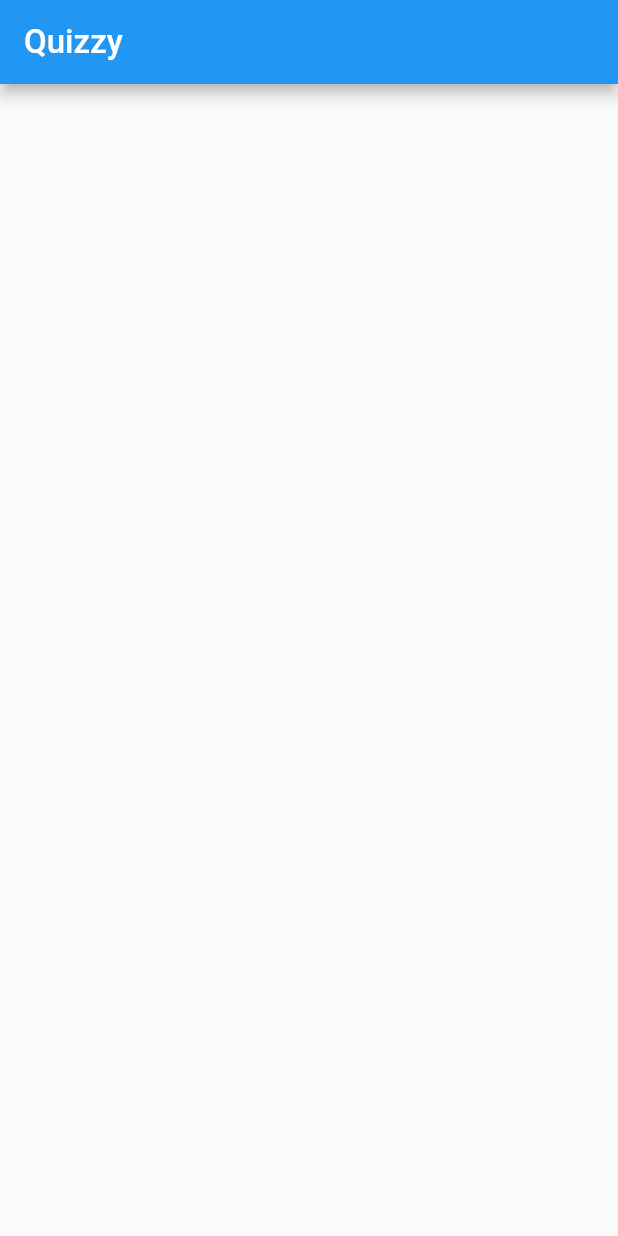
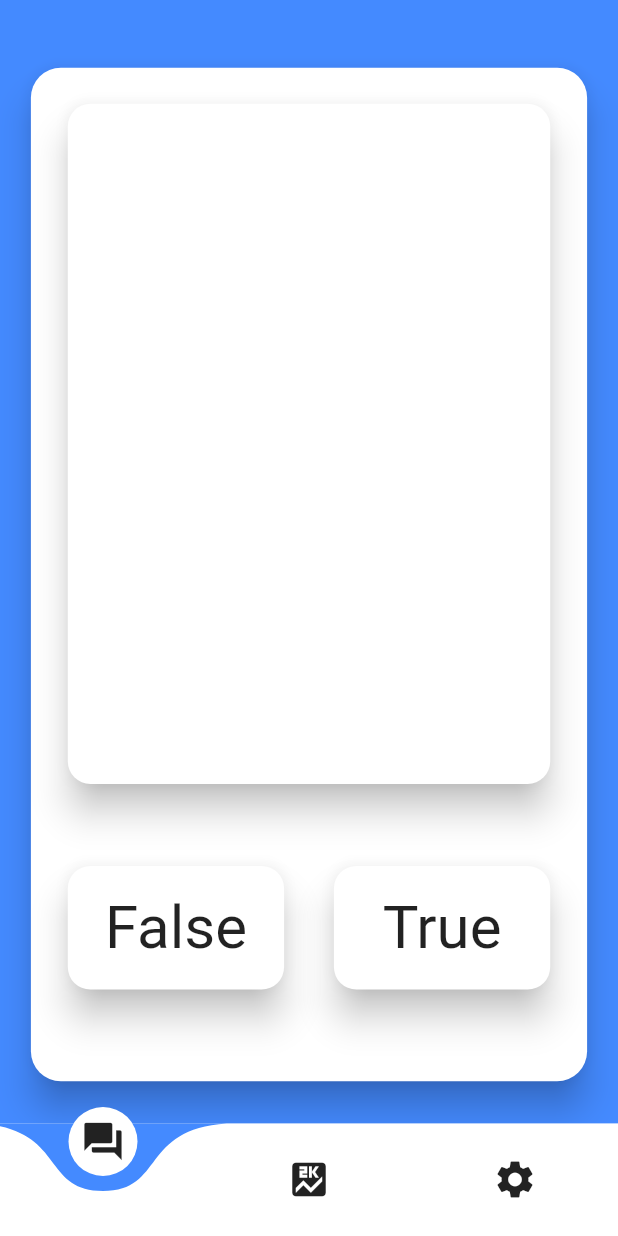
Before and after one commit to saurabhguptarock/Quizzy, a Flutter app: the screen it shows after launch, on a phone screen of 412 x 824 dp. Run offline on Flutter 3.47's test engine with Material 2 defaults, Android fonts, the phone set to English and light mode, and no system bars; drawn by our look-alikes of curved_navigation_bar.

Commit message:
Made quiz page and added bottom navigation bar.

```diff
--- a/lib/main.dart
+++ b/lib/main.dart
@@ -1,4 +1,8 @@
 import 'package:flutter/material.dart';
+import 'package:quizzy/quiz_page.dart';
+import 'score_page.dart';
+import 'settings.dart';
+import 'package:curved_navigation_bar/curved_navigation_bar.dart';
 
 void main() => runApp(MyApp());
 
@@ -8,7 +12,23 @@ class MyApp extends StatefulWidget {
 }
 
 class _MyAppState extends State<MyApp> {
-  String dropdownValue = 'One';
+  int _currentindex = 0;
+  Widget callPage(int i) {
+    switch (i) {
+      case 0:
+        return QuizPage();
+        break;
+      case 1:
+        return ScorePage();
+        break;
+      case 2:
+        return SettingsPage();
+        break;
+      default:
+        return QuizPage();
+    }
+  }
+
   @override
   Widget build(BuildContext context) {
     return MaterialApp(
@@ -16,15 +36,20 @@ class _MyAppState extends State<MyApp> {
         primarySwatch: Colors.blue,
       ),
       home: Scaffold(
-        appBar: AppBar(
-          title: Text(
-            'Quizzy',
-            style: TextStyle(
-              fontSize: 22,
-              fontFamily: '',
-            ),
-          ),
+        bottomNavigationBar: CurvedNavigationBar(
+          backgroundColor: Colors.blueAccent,
+          items: <Widget>[
+            Icon(Icons.question_answer, size: 30),
+            Icon(Icons.score, size: 30),
+            Icon(Icons.settings, size: 30),
+          ],
+          onTap: (index) {
+            setState(() {
+              _currentindex = index;
+            });
+          },
         ),
+        body: callPage(_currentindex),
       ),
     );
   }
--- /dev/null
+++ b/lib/quiz_card.dart
@@ -0,0 +1,112 @@
+import 'package:flutter/material.dart';
+
+class QuizCard extends StatefulWidget {
+  @override
+  _QuizCardState createState() => _QuizCardState();
+}
+
+class _QuizCardState extends State<QuizCard> {
+  bool _selectedButton = false;
+  @override
+  Widget build(BuildContext context) {
+    return Center(
+      child: Column(
+        children: <Widget>[
+          SizedBox(
+            height: MediaQuery.of(context).size.height * 0.05,
+          ),
+          Card(
+            shape: RoundedRectangleBorder(
+              borderRadius: BorderRadius.circular(20.0),
+            ),
+            elevation: 10,
+            child: Container(
+              width: MediaQuery.of(context).size.width * 0.9,
+              height: MediaQuery.of(context).size.height * 0.82,
+              child: Padding(
+                padding: const EdgeInsets.symmetric(vertical: 20),
+                child: Column(
+                    mainAxisAlignment: MainAxisAlignment.spaceBetween,
+                    children: <Widget>[
+                      Container(
+                        width: MediaQuery.of(context).size.width * 0.8,
+                        height: MediaQuery.of(context).size.height * 0.56,
+                        child: Card(
+                          shape: RoundedRectangleBorder(
+                            borderRadius: BorderRadius.circular(15.0),
+                          ),
+                          elevation: 10,
+                        ),
+                      ),
+                      Container(
+                        width: MediaQuery.of(context).size.width * 0.8,
+                        height: MediaQuery.of(context).size.height * 0.2,
+                        child: Row(
+                          mainAxisAlignment: MainAxisAlignment.spaceBetween,
+                          children: <Widget>[
+                            Card(
+                              shape: RoundedRectangleBorder(
+                                borderRadius: BorderRadius.circular(15.0),
+                              ),
+                              elevation: 10,
+                              child: InkWell(
+                                borderRadius: BorderRadius.circular(15.0),
+                                onTap: () {
+                                  setState(() {
+                                    _selectedButton = false;
+                                  });
+                                },
+                                child: Container(
+                                  width:
+                                      MediaQuery.of(context).size.width * 0.35,
+                                  height:
+                                      MediaQuery.of(context).size.height * 0.1,
+                                  child: Center(
+                                    child: Text(
+                                      'False',
+                                      style: TextStyle(
+                                          fontFamily: '', fontSize: 40),
+                                    ),
+                                  ),
+                                ),
+                              ),
+                            ),
+                            Card(
+                              shape: RoundedRectangleBorder(
+                                borderRadius: BorderRadius.circular(15.0),
+                              ),
+                              elevation: 10,
+                              child: InkWell(
+                                borderRadius: BorderRadius.circular(15.0),
+                                onTap: () {
+                                  setState(() {
+                                    _selectedButton = true;
+                                  });
+                                },
+                                child: Container(
+                                  width:
+                                      MediaQuery.of(context).size.width * 0.35,
+                                  height:
+                                      MediaQuery.of(context).size.height * 0.1,
+                                  child: Center(
+                                    child: Text(
+                                      'True',
+                                      style: TextStyle(
+                                          fontFamily: '', fontSize: 40),
+                                    ),
+                                  ),
+                                ),
+                              ),
+                            ),
+                          ],
+                        ),
+                      ),
+                    ]),
+              ),
+            ),
+          ),
+        ],
+      ),
+    );
+  }
+}
--- /dev/null
+++ b/lib/quiz_page.dart
@@ -0,0 +1,19 @@
+import 'package:flutter/material.dart';
+import 'quiz_card.dart';
+
+class QuizPage extends StatefulWidget {
+  @override
+  _QuizPageState createState() => _QuizPageState();
+}
+
+class _QuizPageState extends State<QuizPage> {
+  @override
+  Widget build(BuildContext context) {
+    return Container(
+      color: Colors.blueAccent,
+      child: Stack(
+        children: <Widget>[QuizCard()],
+      ),
+    );
+  }
+}
--- /dev/null
+++ b/lib/score_page.dart
@@ -0,0 +1,16 @@
+import 'package:flutter/material.dart';
+
+class ScorePage extends StatefulWidget {
+  @override
+  _ScorePageState createState() => _ScorePageState();
+}
+
+class _ScorePageState extends State<ScorePage> {
+  @override
+  Widget build(BuildContext context) {
+    return Container(
+      child: Center(child: Text('Score')),
+      color: Colors.blueAccent,
+    );
+  }
+}
--- /dev/null
+++ b/lib/settings.dart
@@ -0,0 +1,16 @@
+import 'package:flutter/material.dart';
+
+class SettingsPage extends StatefulWidget {
+  @override
+  _SettingsPageState createState() => _SettingsPageState();
+}
+
+class _SettingsPageState extends State<SettingsPage> {
+  @override
+  Widget build(BuildContext context) {
+    return Container(
+      child: Center(child: Text('Settings')),
+      color: Colors.blueAccent,
+    );
+  }
+}
--- a/pubspec.yaml
+++ b/pubspec.yaml
@@ -10,6 +10,7 @@ dependencies:
     sdk: flutter
   cupertino_icons: ^0.1.2
   http: ^0.12.0+2
+  curved_navigation_bar: ^0.2.1
 
 dev_dependencies:
   flutter_test:
```
Also changed, not shown: pubspec.lock.
